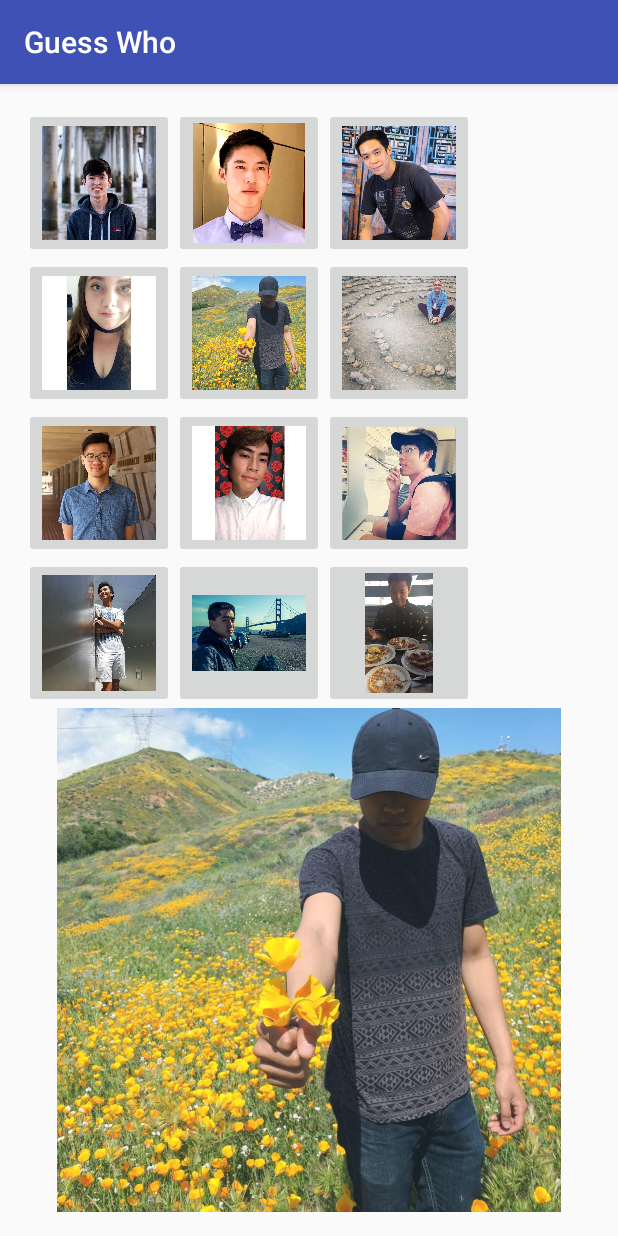
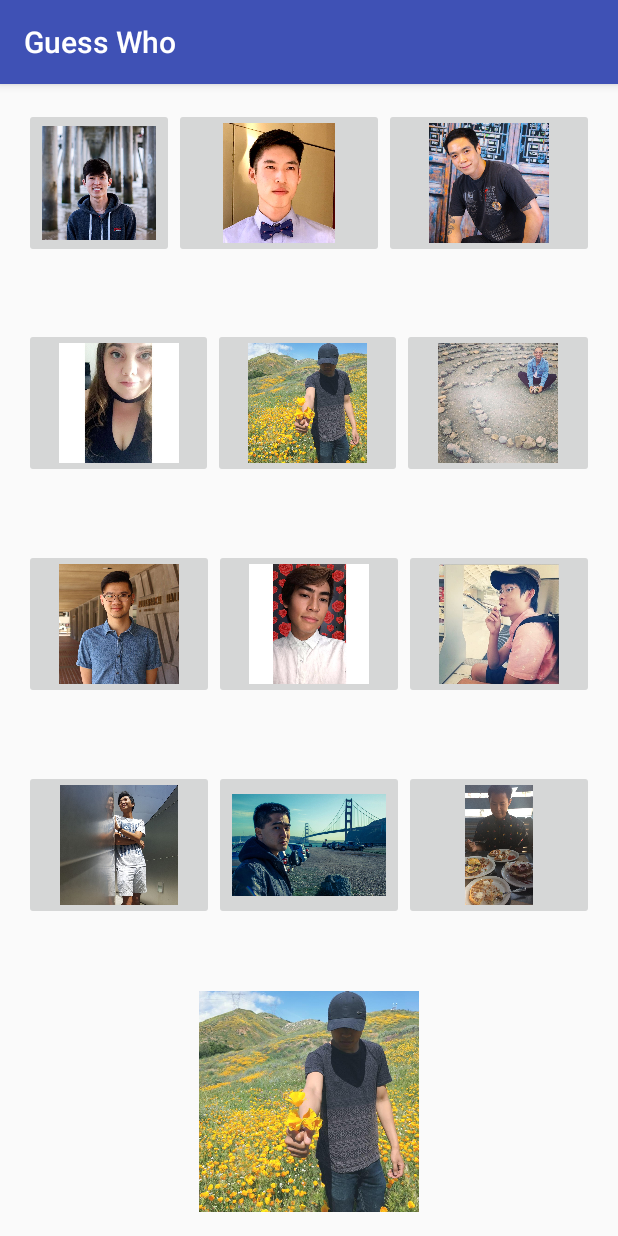
Before and after one commit to Tanagent/Guess-Who, an Android app: the screen it shows after launch (MainActivity), on a phone screen of 412 x 824 dp. Run offline under Robolectric (Android 15) with nearby library versions, the phone set to English and light mode, and no system bars.

Commit message:
aligned the buttons and images equally

```diff
--- a/app/src/main/res/layout/activity_main.xml
+++ b/app/src/main/res/layout/activity_main.xml
@@ -14,7 +14,8 @@
 
     <LinearLayout
         android:layout_width="match_parent"
-        android:layout_height="wrap_content"
+        android:layout_height="0dp"
+        android:layout_weight="1"
         android:orientation="horizontal">
 
         <ImageButton
@@ -24,16 +25,21 @@
             android:scaleType="fitCenter"
             android:src="@drawable/danny"/>
 
+
+
+
         <ImageButton
             android:id="@+id/albert"
-            android:layout_width="100dp"
+            android:layout_width="0dp"
+            android:layout_weight="1"
             android:layout_height="100dp"
             android:scaleType="fitCenter"
             android:src="@drawable/albert"/>
 
         <ImageButton
             android:id="@+id/briantan"
-            android:layout_width="100dp"
+            android:layout_width="0dp"
+            android:layout_weight="1"
             android:layout_height="100dp"
             android:scaleType="fitCenter"
             android:src="@drawable/briantan"/>
@@ -43,26 +49,30 @@
 
     <LinearLayout
         android:layout_width="match_parent"
-        android:layout_height="wrap_content"
+        android:layout_height="0dp"
+        android:layout_weight="1"
         android:orientation="horizontal">
 
         <ImageButton
             android:id="@+id/julie"
-            android:layout_width="100dp"
+            android:layout_width="0dp"
+            android:layout_weight="1"
             android:layout_height="100dp"
             android:scaleType="fitCenter"
             android:src="@drawable/julie"/>
 
         <ImageButton
             android:id="@+id/jay"
-            android:layout_width="100dp"
+            android:layout_width="0dp"
+            android:layout_weight="1"
             android:layout_height="100dp"
             android:scaleType="fitCenter"
             android:src="@drawable/jay"/>
 
         <ImageButton
             android:id="@+id/gerard"
-            android:layout_width="100dp"
+            android:layout_width="1dp"
+            android:layout_weight="1"
             android:layout_height="100dp"
             android:scaleType="fitCenter"
             android:src="@drawable/gerard"/>
@@ -70,26 +80,30 @@
 
     <LinearLayout
         android:layout_width="match_parent"
-        android:layout_height="wrap_content"
+        android:layout_height="0dp"
+        android:layout_weight="1"
         android:orientation="horizontal">
 
         <ImageButton
             android:id="@+id/bj"
-            android:layout_width="100dp"
+            android:layout_width="0dp"
+            android:layout_weight="1"
             android:layout_height="100dp"
             android:scaleType="fitCenter"
             android:src="@drawable/bj"/>
 
         <ImageButton
             android:id="@+id/kevin"
-            android:layout_width="100dp"
+            android:layout_width="0dp"
+            android:layout_weight="1"
             android:layout_height="100dp"
             android:scaleType="fitCenter"
             android:src="@drawable/kevin"/>
 
         <ImageButton
             android:id="@+id/leo"
-            android:layout_width="100dp"
+            android:layout_width="0dp"
+            android:layout_weight="1"
             android:layout_height="100dp"
             android:scaleType="fitCenter"
             android:src="@drawable/leo"/>
@@ -97,26 +111,30 @@
 
     <LinearLayout
         android:layout_width="match_parent"
-        android:layout_height="wrap_content"
+        android:layout_height="0dp"
+        android:layout_weight="1"
         android:orientation="horizontal">
 
         <ImageButton
             android:id="@+id/patrick"
-            android:layout_width="100dp"
+            android:layout_width="0dp"
+            android:layout_weight="1"
             android:layout_height="100dp"
             android:scaleType="fitCenter"
             android:src="@drawable/patrick"/>
 
         <ImageButton
             android:id="@+id/michael"
-            android:layout_width="100dp"
+            android:layout_width="0dp"
+            android:layout_weight="1"
             android:layout_height="100dp"
             android:scaleType="fitCenter"
             android:src="@drawable/michael"/>
 
         <ImageButton
             android:id="@+id/loie"
-            android:layout_width="100dp"
+            android:layout_width="0dp"
+            android:layout_weight="1"
             android:layout_height="100dp"
             android:scaleType="fitCenter"
             android:src="@drawable/loie"/>
@@ -125,7 +143,8 @@
     <ImageView
         android:id="@+id/image"
         android:layout_width="match_parent"
-        android:layout_height="wrap_content"
+        android:layout_height="0dp"
+        android:layout_weight="1"
         android:src="@mipmap/ic_launcher"/>
 
 
```
